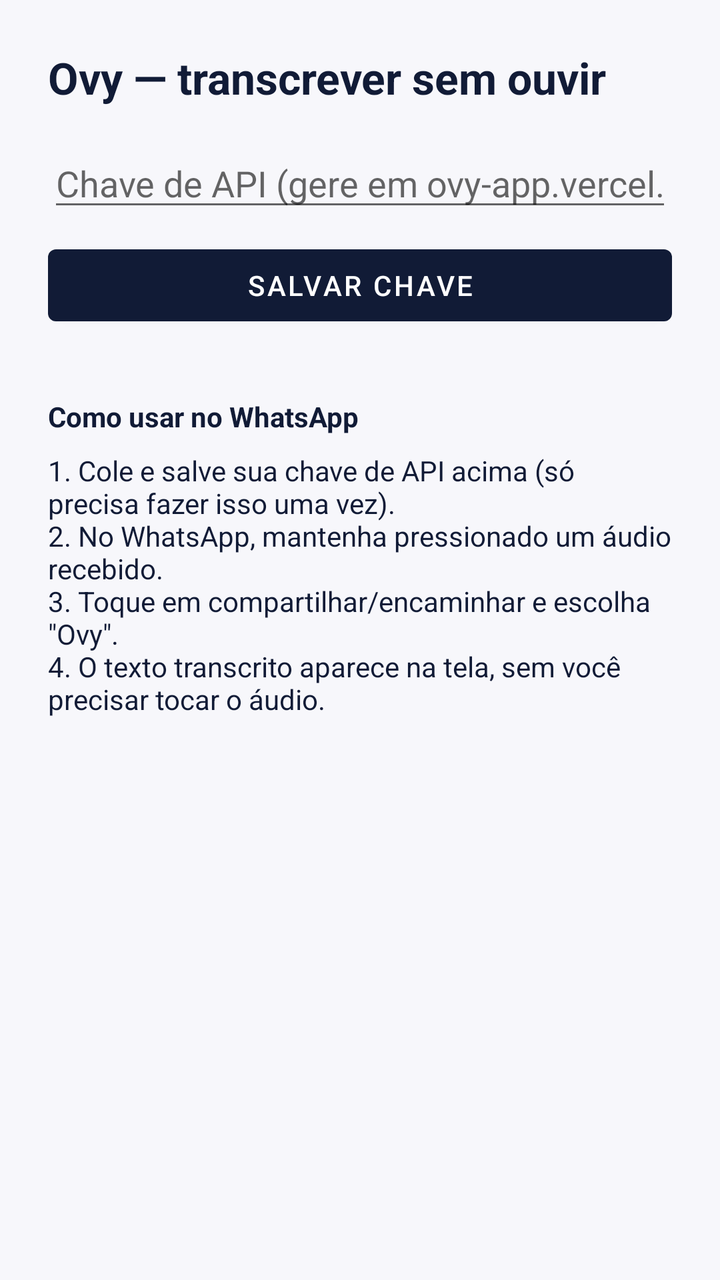
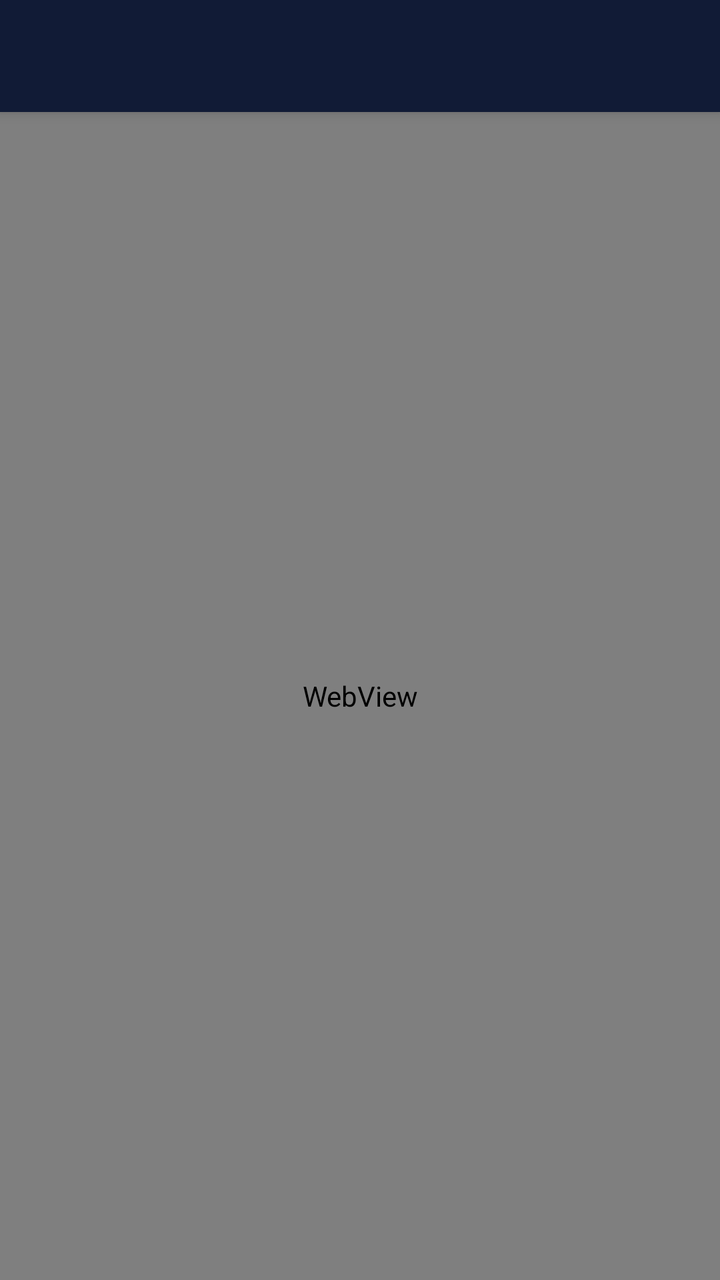

Compare the two renders of this Android layout. The source of the first and the diff that turns it into the second are given below.
<!-- AndroidManifest.xml: application theme Theme.Ovy -->
<!-- res/layout/activity_main.xml -->
<?xml version="1.0" encoding="utf-8"?>
<ScrollView xmlns:android="http://schemas.android.com/apk/res/android"
    android:layout_width="match_parent"
    android:layout_height="match_parent"
    android:fillViewport="true">

    <LinearLayout
        android:layout_width="match_parent"
        android:layout_height="wrap_content"
        android:orientation="vertical"
        android:padding="24dp"
        android:background="@color/ovy_surface">

        <TextView
            android:layout_width="wrap_content"
            android:layout_height="wrap_content"
            android:text="Ovy — transcrever sem ouvir"
            android:textSize="22sp"
            android:textStyle="bold"
            android:textColor="@color/ovy_navy"
            android:layout_marginBottom="16dp" />

        <EditText
            android:id="@+id/apiKeyInput"
            android:layout_width="match_parent"
            android:layout_height="wrap_content"
            android:hint="Chave de API (gere em ovy-app.vercel.app/configuracoes)"
            android:inputType="textVisiblePassword" />

        <Button
            android:id="@+id/saveKeyButton"
            android:layout_width="match_parent"
            android:layout_height="wrap_content"
            android:layout_marginTop="8dp"
            android:text="Salvar chave" />

        <TextView
            android:layout_width="match_parent"
            android:layout_height="wrap_content"
            android:layout_marginTop="32dp"
            android:textSize="14sp"
            android:textStyle="bold"
            android:textColor="@color/ovy_navy"
            android:text="Como usar no WhatsApp" />

        <TextView
            android:layout_width="match_parent"
            android:layout_height="wrap_content"
            android:layout_marginTop="8dp"
            android:textSize="14sp"
            android:textColor="@color/ovy_navy"
            android:text="1. Cole e salve sua chave de API acima (só precisa fazer isso uma vez).\n2. No WhatsApp, mantenha pressionado um áudio recebido.\n3. Toque em compartilhar/encaminhar e escolha &quot;Ovy&quot;.\n4. O texto transcrito aparece na tela, sem você precisar tocar o áudio." />

    </LinearLayout>
</ScrollView>
<!-- resources referenced by this layout -->
<resources>
  <color name="ovy_navy">#111B36</color>
  <color name="ovy_surface">#F7F7FB</color>
  <style name="Theme.Ovy" parent="Theme.MaterialComponents.DayNight.NoActionBar">
          <item name="colorPrimary">@color/ovy_navy</item>
          <item name="colorPrimaryVariant">@color/ovy_navy</item>
          <item name="colorOnPrimary">@color/white</item>
          <item name="colorSecondary">@color/ovy_violet</item>
          <item name="colorSecondaryVariant">@color/ovy_violet</item>
      </style>
  <color name="white">#FFFFFF</color>
  <color name="ovy_violet">#8B5CF6</color>
</resources>

<!-- the commit's change to res/layout/activity_main.xml (unified diff, before → after) -->
@@ -1,55 +1,30 @@
 <?xml version="1.0" encoding="utf-8"?>
-<ScrollView xmlns:android="http://schemas.android.com/apk/res/android"
+<LinearLayout xmlns:android="http://schemas.android.com/apk/res/android"
+    xmlns:app="http://schemas.android.com/apk/res-auto"
     android:layout_width="match_parent"
     android:layout_height="match_parent"
-    android:fillViewport="true">
+    android:orientation="vertical">
 
-    <LinearLayout
+    <androidx.appcompat.widget.Toolbar
+        android:id="@+id/toolbar"
         android:layout_width="match_parent"
-        android:layout_height="wrap_content"
-        android:orientation="vertical"
-        android:padding="24dp"
-        android:background="@color/ovy_surface">
+        android:layout_height="?attr/actionBarSize"
+        android:background="@color/ovy_navy"
+        android:elevation="4dp"
+        app:titleTextColor="@color/white" />
 
-        <TextView
-            android:layout_width="wrap_content"
-            android:layout_height="wrap_content"
-            android:text="Ovy — transcrever sem ouvir"
-            android:textSize="22sp"
-            android:textStyle="bold"
-            android:textColor="@color/ovy_navy"
-            android:layout_marginBottom="16dp" />
+    <ProgressBar
+        android:id="@+id/loadingBar"
+        style="?android:attr/progressBarStyleHorizontal"
+        android:layout_width="match_parent"
+        android:layout_height="3dp"
+        android:indeterminate="true"
+        android:visibility="gone" />
 
-        <EditText
-            android:id="@+id/apiKeyInput"
-            android:layout_width="match_parent"
-            android:layout_height="wrap_content"
-            android:hint="Chave de API (gere em ovy-app.vercel.app/configuracoes)"
-            android:inputType="textVisiblePassword" />
+    <WebView
+        android:id="@+id/webView"
+        android:layout_width="match_parent"
+        android:layout_height="0dp"
+        android:layout_weight="1" />
 
-        <Button
-            android:id="@+id/saveKeyButton"
-            android:layout_width="match_parent"
-            android:layout_height="wrap_content"
-            android:layout_marginTop="8dp"
-            android:text="Salvar chave" />
-
-        <TextView
-            android:layout_width="match_parent"
-            android:layout_height="wrap_content"
-            android:layout_marginTop="32dp"
-            android:textSize="14sp"
-            android:textStyle="bold"
-            android:textColor="@color/ovy_navy"
-            android:text="Como usar no WhatsApp" />
-
-        <TextView
-            android:layout_width="match_parent"
-            android:layout_height="wrap_content"
-            android:layout_marginTop="8dp"
-            android:textSize="14sp"
-            android:textColor="@color/ovy_navy"
-            android:text="1. Cole e salve sua chave de API acima (só precisa fazer isso uma vez).\n2. No WhatsApp, mantenha pressionado um áudio recebido.\n3. Toque em compartilhar/encaminhar e escolha &quot;Ovy&quot;.\n4. O texto transcrito aparece na tela, sem você precisar tocar o áudio." />
-
-    </LinearLayout>
-</ScrollView>
+</LinearLayout>
<!-- resource entries referenced after the edit -->
@@ -1,7 +1,6 @@
 <!-- resources referenced by this layout -->
 <resources>
   <color name="ovy_navy">#111B36</color>
-  <color name="ovy_surface">#F7F7FB</color>
   <style name="Theme.Ovy" parent="Theme.MaterialComponents.DayNight.NoActionBar">
           <item name="colorPrimary">@color/ovy_navy</item>
           <item name="colorPrimaryVariant">@color/ovy_navy</item>
